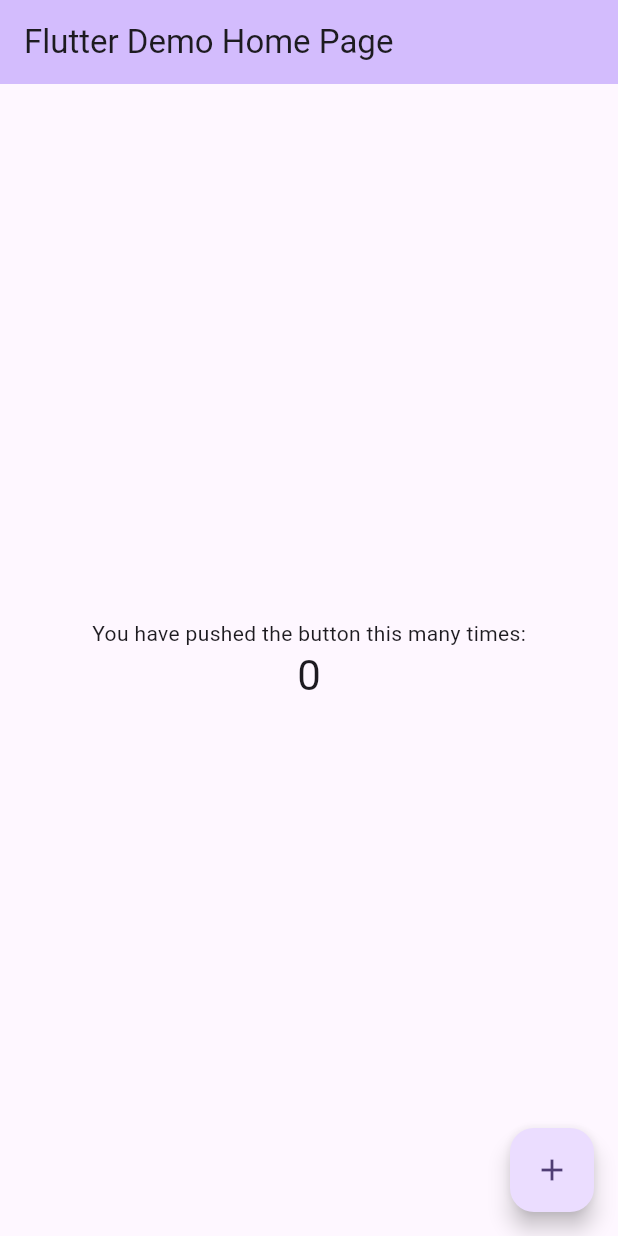
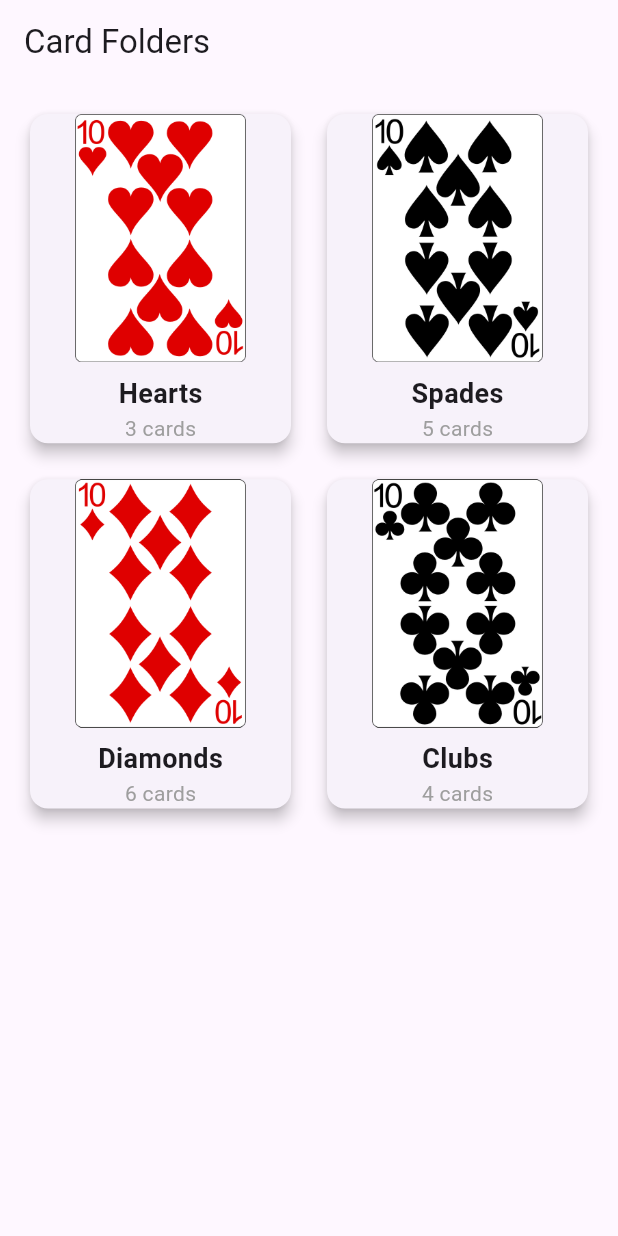
Before and after one commit to sheemieai/card_desk_folder_app, a Flutter app: the screen it shows after launch, on a phone screen of 412 x 824 dp. Run offline on Flutter 3.47's test engine with Material 3 defaults, Android fonts, the phone set to English and light mode, and no system bars.

Commit message:
Add folder screen and start cards screen

```diff
--- a/lib/main.dart
+++ b/lib/main.dart
@@ -1,125 +1,19 @@
 import 'package:flutter/material.dart';
+import 'screens/folders_screen.dart';
 
 void main() {
-  runApp(const MyApp());
+  runApp(CardApp());
 }
 
-class MyApp extends StatelessWidget {
-  const MyApp({super.key});
-
-  // This widget is the root of your application.
+class CardApp extends StatelessWidget {
   @override
   Widget build(BuildContext context) {
     return MaterialApp(
-      title: 'Flutter Demo',
+      title: 'Card Organizer',
       theme: ThemeData(
-        // This is the theme of your application.
-        //
-        // TRY THIS: Try running your application with "flutter run". You'll see
-        // the application has a purple toolbar. Then, without quitting the app,
-        // try changing the seedColor in the colorScheme below to Colors.green
-        // and then invoke "hot reload" (save your changes or press the "hot
-        // reload" button in a Flutter-supported IDE, or press "r" if you used
-        // the command line to start the app).
-        //
-        // Notice that the counter didn't reset back to zero; the application
-        // state is not lost during the reload. To reset the state, use hot
-        // restart instead.
-        //
-        // This works for code too, not just values: Most code changes can be
-        // tested with just a hot reload.
-        colorScheme: ColorScheme.fromSeed(seedColor: Colors.deepPurple),
-        useMaterial3: true,
+        primarySwatch: Colors.blue,
       ),
-      home: const MyHomePage(title: 'Flutter Demo Home Page'),
+      home: FoldersScreen(),
     );
   }
 }
-
-class MyHomePage extends StatefulWidget {
-  const MyHomePage({super.key, required this.title});
-
-  // This widget is the home page of your application. It is stateful, meaning
-  // that it has a State object (defined below) that contains fields that affect
-  // how it looks.
-
-  // This class is the configuration for the state. It holds the values (in this
-  // case the title) provided by the parent (in this case the App widget) and
-  // used by the build method of the State. Fields in a Widget subclass are
-  // always marked "final".
-
-  final String title;
-
-  @override
-  State<MyHomePage> createState() => _MyHomePageState();
-}
-
-class _MyHomePageState extends State<MyHomePage> {
-  int _counter = 0;
-
-  void _incrementCounter() {
-    setState(() {
-      // This call to setState tells the Flutter framework that something has
-      // changed in this State, which causes it to rerun the build method below
-      // so that the display can reflect the updated values. If we changed
-      // _counter without calling setState(), then the build method would not be
-      // called again, and so nothing would appear to happen.
-      _counter++;
-    });
-  }
-
-  @override
-  Widget build(BuildContext context) {
-    // This method is rerun every time setState is called, for instance as done
-    // by the _incrementCounter method above.
-    //
-    // The Flutter framework has been optimized to make rerunning build methods
-    // fast, so that you can just rebuild anything that needs updating rather
-    // than having to individually change instances of widgets.
-    return Scaffold(
-      appBar: AppBar(
-        // TRY THIS: Try changing the color here to a specific color (to
-        // Colors.amber, perhaps?) and trigger a hot reload to see the AppBar
-        // change color while the other colors stay the same.
-        backgroundColor: Theme.of(context).colorScheme.inversePrimary,
-        // Here we take the value from the MyHomePage object that was created by
-        // the App.build method, and use it to set our appbar title.
-        title: Text(widget.title),
-      ),
-      body: Center(
-        // Center is a layout widget. It takes a single child and positions it
-        // in the middle of the parent.
-        child: Column(
-          // Column is also a layout widget. It takes a list of children and
-          // arranges them vertically. By default, it sizes itself to fit its
-          // children horizontally, and tries to be as tall as its parent.
-          //
-          // Column has various properties to control how it sizes itself and
-          // how it positions its children. Here we use mainAxisAlignment to
-          // center the children vertically; the main axis here is the vertical
-          // axis because Columns are vertical (the cross axis would be
-          // horizontal).
-          //
-          // TRY THIS: Invoke "debug painting" (choose the "Toggle Debug Paint"
-          // action in the IDE, or press "p" in the console), to see the
-          // wireframe for each widget.
-          mainAxisAlignment: MainAxisAlignment.center,
-          children: <Widget>[
-            const Text(
-              'You have pushed the button this many times:',
-            ),
-            Text(
-              '$_counter',
-              style: Theme.of(context).textTheme.headlineMedium,
-            ),
-          ],
-        ),
-      ),
-      floatingActionButton: FloatingActionButton(
-        onPressed: _incrementCounter,
-        tooltip: 'Increment',
-        child: const Icon(Icons.add),
-      ), // This trailing comma makes auto-formatting nicer for build methods.
-    );
-  }
-}
--- /dev/null
+++ b/lib/screens/cards_screen.dart
@@ -0,0 +1,64 @@
+import 'package:flutter/material.dart';
+
+class CardsScreen extends StatelessWidget {
+  final String folderName;
+
+  CardsScreen({required this.folderName});
+
+  @override
+  Widget build(BuildContext context) {
+    // Get the list of cards for the selected folder
+    final cards = cardsByFolder[folderName] ?? [];
+
+    return Scaffold(
+      appBar: AppBar(
+        title: Text('$folderName Cards'),
+      ),
+      body: Padding(
+        padding: const EdgeInsets.all(16.0),
+        child: GridView.builder(
+          gridDelegate: SliverGridDelegateWithFixedCrossAxisCount(
+            crossAxisCount: 2, // Two cards per row
+            crossAxisSpacing: 16.0,
+            mainAxisSpacing: 16.0,
+            childAspectRatio:
+                0.8, // Adjust ratio to fit images and text properly
+          ),
+          itemCount: cards.length,
+          itemBuilder: (context, index) {
+            var card = cards[index];
+            return Card(
+              elevation: 4.0,
+              child: Column(
+                mainAxisAlignment: MainAxisAlignment.center,
+                children: [
+                  // Card image
+                  Expanded(
+                    child: Image.asset(
+                      card['image'],
+                      fit: BoxFit.contain,
+                    ),
+                  ),
+                  SizedBox(height: 8.0),
+                  // Card name
+                  Text(
+                    card['name'],
+                    style: TextStyle(fontSize: 16, fontWeight: FontWeight.bold),
+                  ),
+                ],
+              ),
+            );
+          },
+        ),
+      ),
+      // Floating Action Button to add a new card (UI placeholder)
+      floatingActionButton: FloatingActionButton(
+        onPressed: () {
+          // Add card functionality (UI placeholder)
+        },
+        child: Icon(Icons.add),
+        tooltip: 'Add Card',
+      ),
+    );
+  }
+}
--- /dev/null
+++ b/lib/screens/folders_screen.dart
@@ -0,0 +1,73 @@
+import 'package:flutter/material.dart';
+import 'cards_screen.dart';
+
+class FoldersScreen extends StatelessWidget {
+  final List<Map<String, dynamic>> folders = [
+    {'name': 'Hearts', 'image': 'lib/img/10_of_hearts.png', 'cardCount': 3},
+    {'name': 'Spades', 'image': 'lib/img/10_of_spades.png', 'cardCount': 5},
+    {'name': 'Diamonds', 'image': 'lib/img/10_of_diamonds.png', 'cardCount': 6},
+    {'name': 'Clubs', 'image': 'lib/img/10_of_clubs.png', 'cardCount': 4}
+  ];
+
+  @override
+  Widget build(BuildContext context) {
+    return Scaffold(
+      appBar: AppBar(
+        title: const Text('Card Folders'),
+      ),
+      body: Padding(
+        padding: const EdgeInsets.all(16.0),
+        child: GridView.builder(
+          gridDelegate: const SliverGridDelegateWithFixedCrossAxisCount(
+            crossAxisCount: 2,
+            crossAxisSpacing: 16.0,
+            mainAxisSpacing: 16.0,
+            childAspectRatio: 0.8,
+          ),
+          itemCount: folders.length,
+          itemBuilder: (context, index) {
+            var folder = folders[index];
+            return GestureDetector(
+              onTap: () {
+                // Navigate to CardsScreen and pass the folder name
+                Navigator.push(
+                  context,
+                  MaterialPageRoute(
+                    builder: (context) =>
+                        CardsScreen(folderName: folder['name']),
+                  ),
+                );
+              },
+              child: Card(
+                elevation: 4.0,
+                child: Column(
+                  mainAxisAlignment: MainAxisAlignment.center,
+                  children: [
+                    Expanded(
+                      child: Image.asset(
+                        folder['image'],
+                        fit: BoxFit.contain,
+                      ),
+                    ),
+                    const SizedBox(height: 8.0),
+                    // Folder name
+                    Text(
+                      folder['name'],
+                      style: const TextStyle(
+                          fontSize: 18, fontWeight: FontWeight.bold),
+                    ),
+                    // Number of cards in the folder
+                    Text(
+                      '${folder['cardCount']} cards',
+                      style: const TextStyle(fontSize: 14, color: Colors.grey),
+                    ),
+                  ],
+                ),
+              ),
+            );
+          },
+        ),
+      ),
+    );
+  }
+}
--- a/pubspec.yaml
+++ b/pubspec.yaml
@@ -19,7 +19,7 @@ publish_to: 'none' # Remove this line if you wish to publish to pub.dev
 version: 1.0.0+1
 
 environment:
-  sdk: ^3.5.3
+  sdk: ^3.5.2
 
 # Dependencies specify other packages that your package needs in order to work.
 # To automatically upgrade your package dependencies to the latest versions
```
Also changed, not shown: pubspec.lock.
